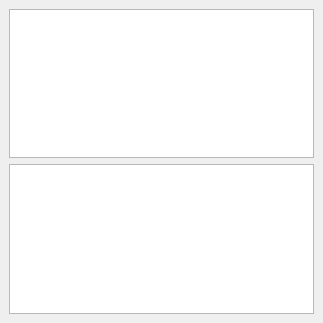
Old version of the form ProcessingHelp_dockwidget_base.ui in the repository yoichigmf/processinghelp.
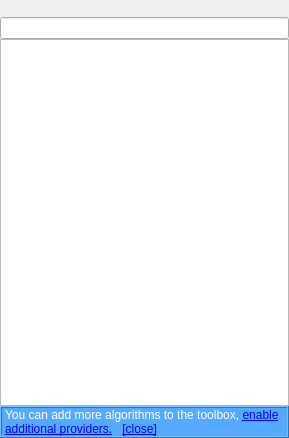
New version of the form. Custom widgets are drawn as their Qt base class.

Commit message: using processing toolbox version

What changed in the file:
```diff
--- a/ProcessingHelp_dockwidget_base.ui
+++ b/ProcessingHelp_dockwidget_base.ui
@@ -6,24 +6,103 @@
    <rect>
     <x>0</x>
     <y>0</y>
-    <width>323</width>
-    <height>323</height>
+    <width>289</width>
+    <height>438</height>
    </rect>
   </property>
   <property name="windowTitle">
    <string>ProcessingHelp</string>
   </property>
   <widget class="QWidget" name="dockWidgetContents">
-   <layout class="QGridLayout" name="gridLayout">
-    <item row="2" column="1">
-     <widget class="QListWidget" name="listWidget"/>
+   <layout class="QVBoxLayout" name="verticalLayout">
+    <property name="spacing">
+     <number>0</number>
+    </property>
+    <property name="leftMargin">
+     <number>0</number>
+    </property>
+    <property name="topMargin">
+     <number>0</number>
+    </property>
+    <property name="rightMargin">
+     <number>0</number>
+    </property>
+    <property name="bottomMargin">
+     <number>0</number>
+    </property>
+    <item>
+     <widget class="QToolBar" name="processingToolbar">
+      <property name="iconSize">
+       <size>
+        <width>16</width>
+        <height>16</height>
+       </size>
+      </property>
+      <property name="floatable">
+       <bool>false</bool>
+      </property>
+     </widget>
     </item>
-    <item row="3" column="1">
-     <widget class="QTextEdit" name="helpText"/>
+    <item>
+     <widget class="QgsFilterLineEdit" name="searchBox">
+      <property name="toolTip">
+       <string>Enter algorithm name to filter list</string>
+      </property>
+     </widget>
+    </item>
+    <item>
+     <widget class="QgsProcessingToolboxTreeView" name="algorithmTree">
+      <property name="contextMenuPolicy">
+       <enum>Qt::CustomContextMenu</enum>
+      </property>
+      <property name="headerHidden">
+       <bool>true</bool>
+      </property>
+      <column>
+       <property name="text">
+        <string notr="true">1</string>
+       </property>
+      </column>
+     </widget>
+    </item>
+    <item>
+     <widget class="QLabel" name="txtTip">
+      <property name="styleSheet">
+       <string notr="true">background-color: rgb(85, 170, 255);
+color: rgb(255, 255, 255);</string>
+      </property>
+      <property name="frameShape">
+       <enum>QFrame::Box</enum>
+      </property>
+      <property name="frameShadow">
+       <enum>QFrame::Raised</enum>
+      </property>
+      <property name="text">
+       <string>&lt;html&gt;&lt;head/&gt;&lt;body&gt;&lt;p&gt;You can add more algorithms to the toolbox, &lt;a href=&quot;enable&quot;&gt;&lt;span style=&quot; text-decoration: underline; color:#0000ff;&quot;&gt;enable additional providers.&lt;/span&gt;&lt;/a&gt;&amp;nbsp;&amp;nbsp;&amp;nbsp;&lt;a href=&quot;close&quot;&gt;&lt;span style=&quot; text-decoration: underline; color:#0000ff;&quot;&gt;[close]&lt;/span&gt;&lt;/a&gt;&lt;/p&gt;&lt;/body&gt;&lt;/html&gt;</string>
+      </property>
+      <property name="wordWrap">
+       <bool>true</bool>
+      </property>
+      <property name="margin">
+       <number>5</number>
+      </property>
+     </widget>
     </item>
    </layout>
   </widget>
  </widget>
+ <customwidgets>
+  <customwidget>
+   <class>QgsFilterLineEdit</class>
+   <extends>QLineEdit</extends>
+   <header>qgis.gui</header>
+  </customwidget>
+    <customwidget>
+   <class>QgsProcessingToolboxTreeView</class>
+   <extends>QTreeView</extends>
+   <header>qgis.gui</header>
+  </customwidget>
+ </customwidgets>
  <resources/>
  <connections/>
 </ui>
```
Left out of the diff: 6 changed lines with no effect on the pictures. The commit also changes 1 other file.
